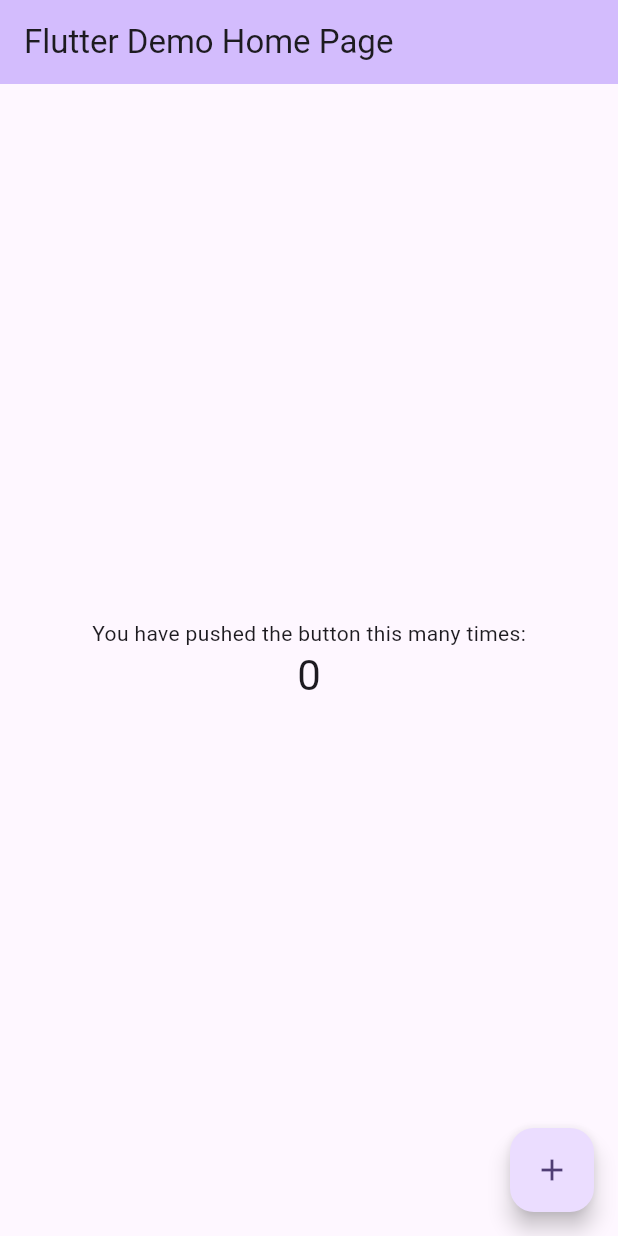
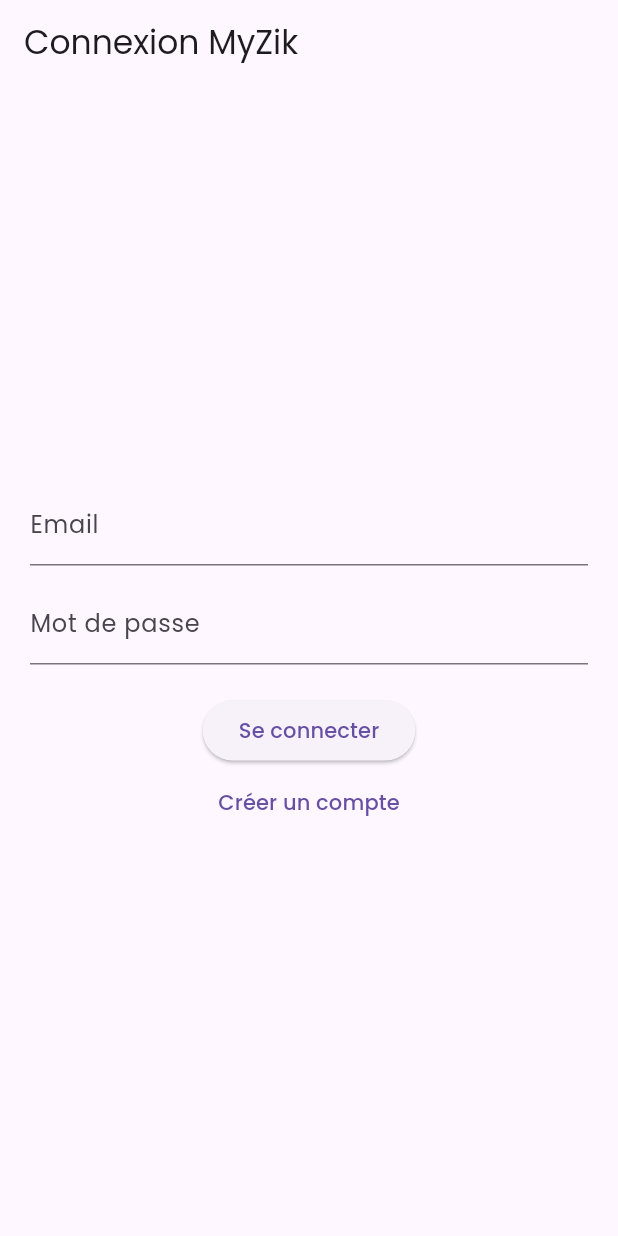
Before and after one commit to TheoLvx/myzik_app, a Flutter app: the screen it shows after launch, on a phone screen of 412 x 824 dp. Run offline on Flutter 3.47's test engine with Material 3 defaults, Android fonts, the light colour scheme and no system bars; our stand-ins replace firebase_auth, firebase_core, google_fonts; accounts and stored records are empty.

Commit message:
initialisation and create login and register

```diff
--- a/lib/main.dart
+++ b/lib/main.dart
@@ -1,122 +1,53 @@
 import 'package:flutter/material.dart';
+import 'package:firebase_core/firebase_core.dart';
+import 'firebase_options.dart';
+import 'screens/login_screen.dart';
+import 'package:google_fonts/google_fonts.dart';
+import 'package:provider/provider.dart';
+import 'services/auth_service.dart';
+import 'screens/register_screen.dart';
 
-void main() {
-  runApp(const MyApp());
+void main() async {
+  WidgetsFlutterBinding.ensureInitialized();
+  await Firebase.initializeApp(
+    options: DefaultFirebaseOptions.currentPlatform,
+  );
+  runApp(MyZikApp());
 }
 
-class MyApp extends StatelessWidget {
-  const MyApp({super.key});
-
-  // This widget is the root of your application.
+class MyZikApp extends StatelessWidget {
   @override
   Widget build(BuildContext context) {
-    return MaterialApp(
-      title: 'Flutter Demo',
-      theme: ThemeData(
-        // This is the theme of your application.
-        //
-        // TRY THIS: Try running your application with "flutter run". You'll see
-        // the application has a purple toolbar. Then, without quitting the app,
-        // try changing the seedColor in the colorScheme below to Colors.green
-        // and then invoke "hot reload" (save your changes or press the "hot
-        // reload" button in a Flutter-supported IDE, or press "r" if you used
-        // the command line to start the app).
-        //
-        // Notice that the counter didn't reset back to zero; the application
-        // state is not lost during the reload. To reset the state, use hot
-        // restart instead.
-        //
-        // This works for code too, not just values: Most code changes can be
-        // tested with just a hot reload.
-        colorScheme: ColorScheme.fromSeed(seedColor: Colors.deepPurple),
+    return Provider<AuthService>( // ← voici le Provider injecté
+      create: (_) => AuthService(),
+      child: MaterialApp(
+        title: 'MyZik',
+        theme: ThemeData(
+          primarySwatch: Colors.deepPurple,
+          textTheme: GoogleFonts.poppinsTextTheme(),
+        ),
+        initialRoute: '/',
+        routes: {
+          '/': (context) => LoginScreen(),
+          '/home': (context) => const HomeScreen(),
+          '/register': (context) => RegisterScreen(),
+        },
+
       ),
-      home: const MyHomePage(title: 'Flutter Demo Home Page'),
     );
   }
 }
 
-class MyHomePage extends StatefulWidget {
-  const MyHomePage({super.key, required this.title});
-
-  // This widget is the home page of your application. It is stateful, meaning
-  // that it has a State object (defined below) that contains fields that affect
-  // how it looks.
-
-  // This class is the configuration for the state. It holds the values (in this
-  // case the title) provided by the parent (in this case the App widget) and
-  // used by the build method of the State. Fields in a Widget subclass are
-  // always marked "final".
-
-  final String title;
-
-  @override
-  State<MyHomePage> createState() => _MyHomePageState();
-}
-
-class _MyHomePageState extends State<MyHomePage> {
-  int _counter = 0;
-
-  void _incrementCounter() {
-    setState(() {
-      // This call to setState tells the Flutter framework that something has
-      // changed in this State, which causes it to rerun the build method below
-      // so that the display can reflect the updated values. If we changed
-      // _counter without calling setState(), then the build method would not be
-      // called again, and so nothing would appear to happen.
-      _counter++;
-    });
-  }
+class HomeScreen extends StatelessWidget {
+  const HomeScreen({super.key});
 
   @override
   Widget build(BuildContext context) {
-    // This method is rerun every time setState is called, for instance as done
-    // by the _incrementCounter method above.
-    //
-    // The Flutter framework has been optimized to make rerunning build methods
-    // fast, so that you can just rebuild anything that needs updating rather
-    // than having to individually change instances of widgets.
     return Scaffold(
-      appBar: AppBar(
-        // TRY THIS: Try changing the color here to a specific color (to
-        // Colors.amber, perhaps?) and trigger a hot reload to see the AppBar
-        // change color while the other colors stay the same.
-        backgroundColor: Theme.of(context).colorScheme.inversePrimary,
-        // Here we take the value from the MyHomePage object that was created by
-        // the App.build method, and use it to set our appbar title.
-        title: Text(widget.title),
+      appBar: AppBar(title: const Text('Accueil')),
+      body: const Center(
+        child: Text('Bienvenue sur MyZik 🎶'),
       ),
-      body: Center(
-        // Center is a layout widget. It takes a single child and positions it
-        // in the middle of the parent.
-        child: Column(
-          // Column is also a layout widget. It takes a list of children and
-          // arranges them vertically. By default, it sizes itself to fit its
-          // children horizontally, and tries to be as tall as its parent.
-          //
-          // Column has various properties to control how it sizes itself and
-          // how it positions its children. Here we use mainAxisAlignment to
-          // center the children vertically; the main axis here is the vertical
-          // axis because Columns are vertical (the cross axis would be
-          // horizontal).
-          //
-          // TRY THIS: Invoke "debug painting" (choose the "Toggle Debug Paint"
-          // action in the IDE, or press "p" in the console), to see the
-          // wireframe for each widget.
-          mainAxisAlignment: MainAxisAlignment.center,
-          children: <Widget>[
-            const Text('You have pushed the button this many times:'),
-            Text(
-              '$_counter',
-              style: Theme.of(context).textTheme.headlineMedium,
-            ),
-          ],
-        ),
-      ),
-      floatingActionButton: FloatingActionButton(
-        onPressed: _incrementCounter,
-        tooltip: 'Increment',
-        child: const Icon(Icons.add),
-      ), // This trailing comma makes auto-formatting nicer for build methods.
     );
   }
 }
--- /dev/null
+++ b/lib/screens/login_screen.dart
@@ -0,0 +1,87 @@
+import 'package:flutter/material.dart';
+import 'package:provider/provider.dart';
+import '../services/auth_service.dart';
+
+class LoginScreen extends StatefulWidget {
+  @override
+  _LoginScreenState createState() => _LoginScreenState();
+}
+
+class _LoginScreenState extends State<LoginScreen> {
+  final _formKey = GlobalKey<FormState>();
+  final _emailController = TextEditingController();
+  final _passwordController = TextEditingController();
+  bool _isLoading = false;
+  String? _errorMessage;
+
+  @override
+  Widget build(BuildContext context) {
+    final auth = Provider.of<AuthService>(context, listen: false);
+
+    return Scaffold(
+      appBar: AppBar(title: Text("Connexion MyZik")),
+      body: Padding(
+        padding: const EdgeInsets.all(20.0),
+        child: Center(
+          child: Form(
+            key: _formKey,
+            child: Column(
+              mainAxisSize: MainAxisSize.min,
+              children: [
+                if (_errorMessage != null)
+                  Text(_errorMessage!, style: TextStyle(color: Colors.red)),
+                TextFormField(
+                  controller: _emailController,
+                  decoration: InputDecoration(labelText: "Email"),
+                  validator: (value) => value!.isEmpty ? "Entrez votre email" : null,
+                ),
+                SizedBox(height: 10),
+                TextFormField(
+                  controller: _passwordController,
+                  decoration: InputDecoration(labelText: "Mot de passe"),
+                  obscureText: true,
+                  validator: (value) => value!.length < 6 ? "Mot de passe trop court" : null,
+                ),
+                SizedBox(height: 20),
+                _isLoading
+                    ? CircularProgressIndicator()
+                    : ElevatedButton(
+                  onPressed: () async {
+                    if (_formKey.currentState!.validate()) {
+                      setState(() {
+                        _isLoading = true;
+                        _errorMessage = null;
+                      });
+
+                      final user = await auth.signInWithEmailAndPassword(
+                        _emailController.text.trim(),
+                        _passwordController.text.trim(),
+                      );
+
+                      setState(() => _isLoading = false);
+
+                      if (user != null) {
+                        Navigator.pushReplacementNamed(context, '/home');
+                      } else {
+                        setState(() => _errorMessage = "Identifiants incorrects.");
+                      }
+                    }
+                  },
+                  child: Text("Se connecter"),
+                ),
+
+                // 👇 Nouveau bouton "Créer un compte"
+                TextButton(
+                  onPressed: () {
+                    Navigator.pushNamed(context, '/register');
+                  },
+                  child: Text("Créer un compte"),
+                ),
+              ],
+            ),
+          ),
+        ),
+      ),
+    );
+  }
+}
--- /dev/null
+++ b/lib/services/auth_service.dart
@@ -0,0 +1,31 @@
+import 'package:firebase_auth/firebase_auth.dart';
+
+class AuthService {
+  final FirebaseAuth _auth = FirebaseAuth.instance;
+
+  Future<User?> signInWithEmailAndPassword(String email, String password) async {
+    try {
+      final userCredential = await _auth.signInWithEmailAndPassword(email: email, password: password);
+      return userCredential.user;
+    } catch (e) {
+      print('Erreur de connexion : $e');
+      return null;
+    }
+  }
+
+  Future<User?> registerWithEmailAndPassword(String email, String password) async {
+    try {
+      final userCredential = await _auth.createUserWithEmailAndPassword(email: email, password: password);
+      return userCredential.user;
+    } catch (e) {
+      print('Erreur d\'inscription : $e');
+      return null;
+    }
+  }
+
+  Future<void> signOut() async => await _auth.signOut();
+
+  User? get currentUser => _auth.currentUser;
+
+  Stream<User?> get userChanges => _auth.authStateChanges();
+}
```
Also changed, not shown: lib/screens/register_screen.dart (added, +80 -0 lines), pubspec.yaml (+9 -72 lines), firebase.json (added), lib/firebase_options.dart (added), pubspec.lock, 6 other files.
